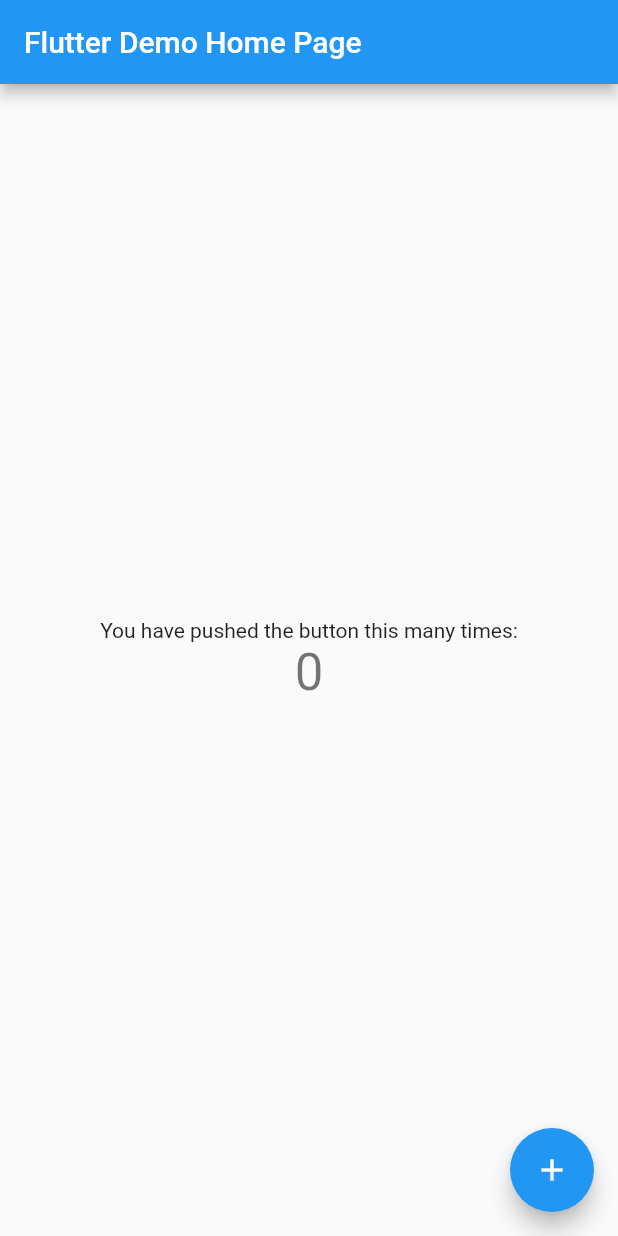
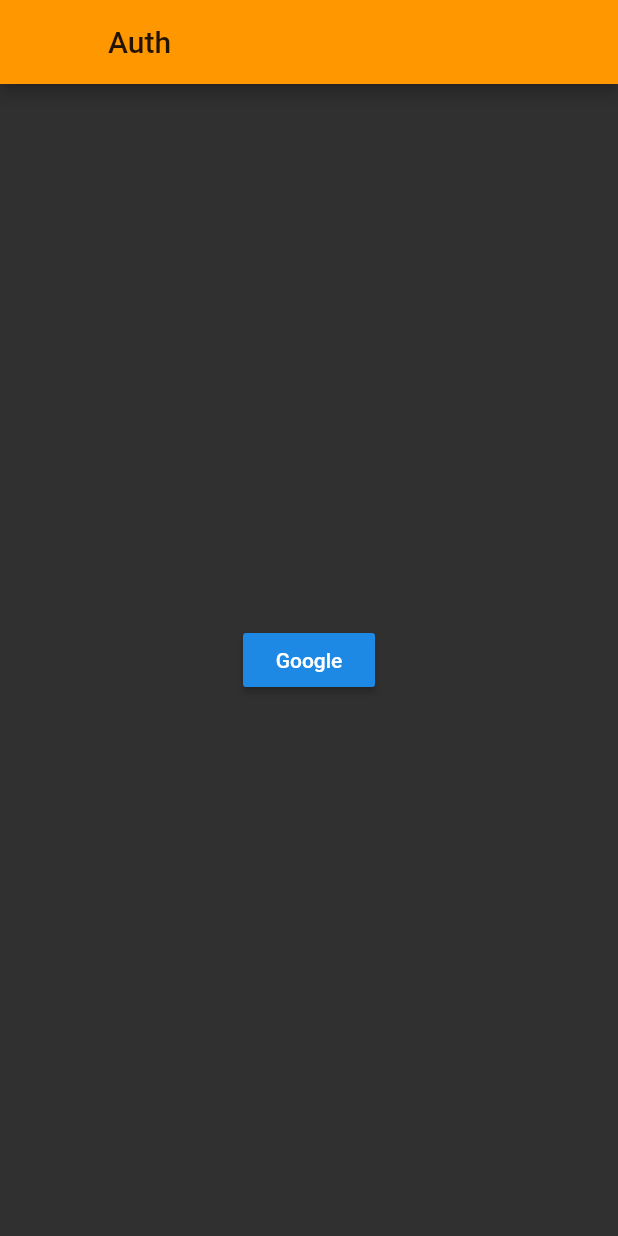
Before and after one commit to CrispyBacon1999/CSA-Notepad-Flutter, a Flutter app: the screen it shows after launch, on a phone screen of 412 x 824 dp. Run offline on Flutter 3.47's test engine with Material 2 defaults, Android fonts, the phone set to English and light mode, and no system bars.

Commit message:
Add auth page and home screen

```diff
--- a/csa_notepad/lib/main.dart
+++ b/csa_notepad/lib/main.dart
@@ -1,111 +1,3 @@
-import 'package:flutter/material.dart';
+import 'package:csa_notepad/routes.dart';
 
-void main() => runApp(MyApp());
-
-class MyApp extends StatelessWidget {
-  // This widget is the root of your application.
-  @override
-  Widget build(BuildContext context) {
-    return MaterialApp(
-      title: 'Flutter Demo',
-      theme: ThemeData(
-        // This is the theme of your application.
-        //
-        // Try running your application with "flutter run". You'll see the
-        // application has a blue toolbar. Then, without quitting the app, try
-        // changing the primarySwatch below to Colors.green and then invoke
-        // "hot reload" (press "r" in the console where you ran "flutter run",
-        // or simply save your changes to "hot reload" in a Flutter IDE).
-        // Notice that the counter didn't reset back to zero; the application
-        // is not restarted.
-        primarySwatch: Colors.blue,
-      ),
-      home: MyHomePage(title: 'Flutter Demo Home Page'),
-    );
-  }
-}
-
-class MyHomePage extends StatefulWidget {
-  MyHomePage({Key key, this.title}) : super(key: key);
-
-  // This widget is the home page of your application. It is stateful, meaning
-  // that it has a State object (defined below) that contains fields that affect
-  // how it looks.
-
-  // This class is the configuration for the state. It holds the values (in this
-  // case the title) provided by the parent (in this case the App widget) and
-  // used by the build method of the State. Fields in a Widget subclass are
-  // always marked "final".
-
-  final String title;
-
-  @override
-  _MyHomePageState createState() => _MyHomePageState();
-}
-
-class _MyHomePageState extends State<MyHomePage> {
-  int _counter = 0;
-
-  void _incrementCounter() {
-    setState(() {
-      // This call to setState tells the Flutter framework that something has
-      // changed in this State, which causes it to rerun the build method below
-      // so that the display can reflect the updated values. If we changed
-      // _counter without calling setState(), then the build method would not be
-      // called again, and so nothing would appear to happen.
-      _counter++;
-    });
-  }
-
-  @override
-  Widget build(BuildContext context) {
-    // This method is rerun every time setState is called, for instance as done
-    // by the _incrementCounter method above.
-    //
-    // The Flutter framework has been optimized to make rerunning build methods
-    // fast, so that you can just rebuild anything that needs updating rather
-    // than having to individually change instances of widgets.
-    return Scaffold(
-      appBar: AppBar(
-        // Here we take the value from the MyHomePage object that was created by
-        // the App.build method, and use it to set our appbar title.
-        title: Text(widget.title),
-      ),
-      body: Center(
-        // Center is a layout widget. It takes a single child and positions it
-        // in the middle of the parent.
-        child: Column(
-          // Column is also a layout widget. It takes a list of children and
-          // arranges them vertically. By default, it sizes itself to fit its
-          // children horizontally, and tries to be as tall as its parent.
-          //
-          // Invoke "debug painting" (press "p" in the console, choose the
-          // "Toggle Debug Paint" action from the Flutter Inspector in Android
-          // Studio, or the "Toggle Debug Paint" command in Visual Studio Code)
-          // to see the wireframe for each widget.
-          //
-          // Column has various properties to control how it sizes itself and
-          // how it positions its children. Here we use mainAxisAlignment to
-          // center the children vertically; the main axis here is the vertical
-          // axis because Columns are vertical (the cross axis would be
-          // horizontal).
-          mainAxisAlignment: MainAxisAlignment.center,
-          children: <Widget>[
-            Text(
-              'You have pushed the button this many times:',
-            ),
-            Text(
-              '$_counter',
-              style: Theme.of(context).textTheme.display1,
-            ),
-          ],
-        ),
-      ),
-      floatingActionButton: FloatingActionButton(
-        onPressed: _incrementCounter,
-        tooltip: 'Increment',
-        child: Icon(Icons.add),
-      ), // This trailing comma makes auto-formatting nicer for build methods.
-    );
-  }
-}
+void main() => new Routes();
--- /dev/null
+++ b/csa_notepad/lib/routes.dart
@@ -0,0 +1,30 @@
+import 'package:csa_notepad/screens/auth/index.dart';
+import 'package:csa_notepad/screens/home/index.dart';
+import 'package:flutter/cupertino.dart';
+import 'package:flutter/material.dart';
+
+class App extends StatelessWidget {
+  final routes = <String, WidgetBuilder>{
+    '/auth': (BuildContext context) => new Auth(),
+    '/': (BuildContext context) => new Home()
+  };
+
+  Widget build(BuildContext context) {
+    bool userIsLoggedIn = false;
+
+    return new MaterialApp(
+        theme: ThemeData(
+            brightness: Brightness.dark,
+            primaryColor: Colors.orange,
+            accentColor: Colors.blue),
+        title: "CSA Notepad",
+        routes: routes,
+        initialRoute: userIsLoggedIn ? "/" : "/auth");
+  }
+}
+
+class Routes {
+  Routes() {
+    runApp(new App());
+  }
+}
--- /dev/null
+++ b/csa_notepad/lib/screens/auth/auth.dart
@@ -0,0 +1,20 @@
+import 'package:flutter/material.dart';
+
+import 'widgets/google_button/google_button.dart';
+
+class Auth extends StatelessWidget {
+  @override
+  Widget build(BuildContext context) {
+    return new Scaffold(
+        appBar: new AppBar(
+          title: new Text('Auth'),
+          leading: new Container(),
+        ),
+        body: new Container(
+          child: new Center(
+              child: new Column(
+                  mainAxisAlignment: MainAxisAlignment.center,
+                  children: <Widget>[new GoogleButton()])),
+        ));
+  }
+}
--- /dev/null
+++ b/csa_notepad/lib/screens/auth/index.dart
@@ -0,0 +1 @@
+export 'auth.dart';
--- /dev/null
+++ b/csa_notepad/lib/screens/auth/widgets/google_button/google_button.dart
@@ -0,0 +1,17 @@
+import 'package:csa_notepad/screens/home/index.dart';
+import 'package:csa_notepad/widgets/app_button/index.dart';
+import 'package:flutter/material.dart';
+
+class GoogleButton extends StatelessWidget {
+  @override
+  Widget build(BuildContext context) {
+    return new AppButton(
+        buttonName: "Google",
+        onPressed: () {
+          Navigator.pop(context);
+          Navigator.push(
+              context, MaterialPageRoute(builder: (context) => Home()));
+        },
+        buttonTextStyle: null);
+  }
+}
--- /dev/null
+++ b/csa_notepad/lib/screens/auth/widgets/google_button/index.dart
@@ -0,0 +1 @@
+export 'google_button.dart';
--- /dev/null
+++ b/csa_notepad/lib/screens/home/index.dart
@@ -0,0 +1 @@
+export 'home.dart';
--- /dev/null
+++ b/csa_notepad/lib/widgets/app_button/app_button.dart
@@ -0,0 +1,21 @@
+import 'package:flutter/material.dart';
+
+class AppButton extends StatelessWidget {
+  final VoidCallback onPressed;
+  final TextStyle buttonTextStyle;
+  final String buttonName;
+
+  AppButton({this.buttonName, this.onPressed, this.buttonTextStyle});
+
+  @override
+  Widget build(BuildContext context) {
+    return new RaisedButton(
+      child: new Text(
+        buttonName,
+        textDirection: TextDirection.ltr,
+        style: buttonTextStyle,
+      ),
+      onPressed: onPressed,
+    );
+  }
+}
--- /dev/null
+++ b/csa_notepad/lib/widgets/app_button/index.dart
@@ -0,0 +1 @@
+export "app_button.dart";
```
Also changed, not shown: csa_notepad/lib/screens/home/home.dart (added, +17 -0 lines), 1 other file.
